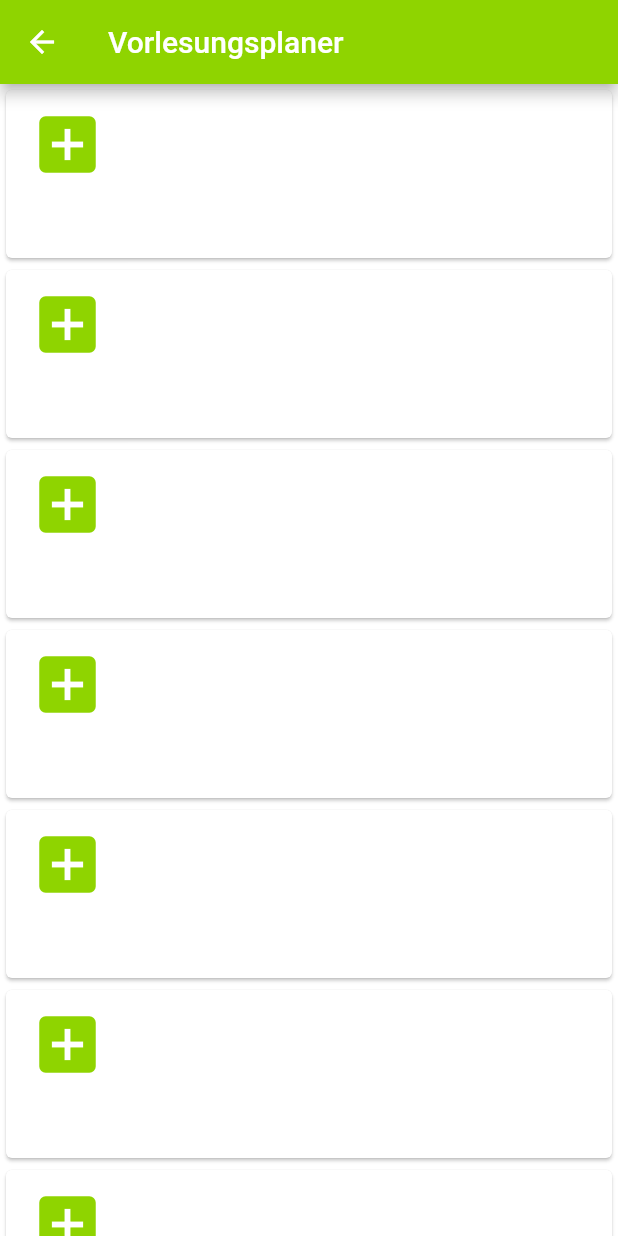
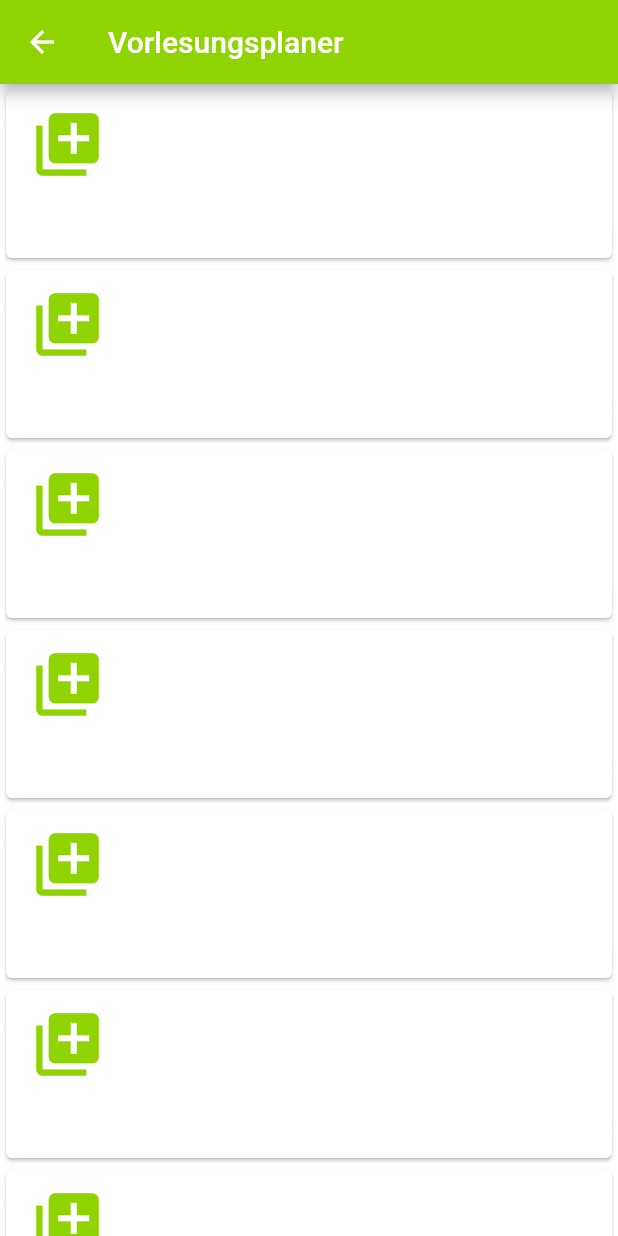
Before and after one commit to faensi/FIWStudiApp, a Flutter app: the screen it shows after launch, after a tap on "Lecture planner", on a phone screen of 412 x 824 dp. Run offline on Flutter 3.47's test engine with Material 2 defaults, Android fonts, the phone set to English and light mode, and no system bars.

```diff
--- a/lib/UI/VorlesungsplanerView.dart
+++ b/lib/UI/VorlesungsplanerView.dart
@@ -17,10 +17,13 @@ class VorlesungsplanerView extends StatelessWidget {
                         title: Text(''),
                         subtitle: Text(''),
                         leading: Icon(
-                          Icons.add_box,
+                          Icons.add_to_photos,
                           color: studiAppGreen,
                           size: 50,
                         ),
+                        onTap: () {
+                          Navigator.pop(context);
+                        },
                       )
                     ],
                   ),
```
